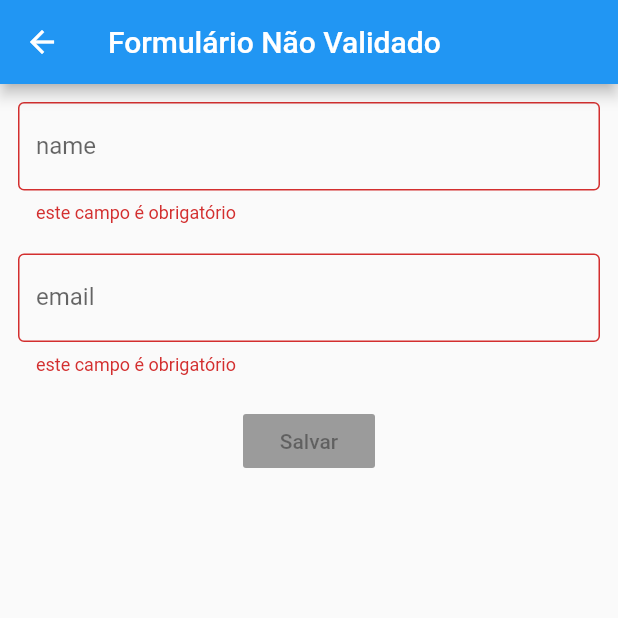
After one commit to thasciano/movie_mobx, a Flutter app: the screen it shows after launch, after a tap on "Cadastro", on a phone screen of 412 x 824 dp, the top half of it. The commit adds this screen. Run offline on Flutter 3.47's test engine with Material 2 defaults, Android fonts, the phone set to English and light mode, and no system bars; our stand-ins replace flutter_mobx, mobx; generated files the repository leaves out were written again.

Commit message:
Teste do mobX com cadastro e com provider.

```diff
--- /dev/null
+++ b/lib/formulario/body.dart
@@ -0,0 +1,62 @@
+import 'package:flutter/material.dart';
+import 'package:flutter_mobx/flutter_mobx.dart';
+import 'package:movie_mobx/formulario/cliente_controller.dart';
+import 'package:provider/provider.dart';
+
+///
+/// Created by Thasciano Carvalho on 09/01/2020.
+/// thasciano@gmail.com
+///
+class BodyWiget extends StatelessWidget {
+
+  _textField({String labelText, onChanged, String Function() errorText}) {
+    return TextField(
+      onChanged: onChanged,
+      decoration: InputDecoration(
+          border: OutlineInputBorder(),
+          labelText: labelText,
+          errorText: errorText == null ? null : errorText()),
+    );
+  }
+
+  @override
+  Widget build(BuildContext context) {
+    final controller = Provider.of<ClienteController>(context);
+
+    return Padding(
+      padding: EdgeInsets.all(12),
+      child: Column(
+        children: <Widget>[
+          Observer(
+            builder: (BuildContext context) {
+              return _textField(
+                  labelText: "name",
+                  errorText: controller.validateName,
+                  onChanged: controller.cliente.changeName);
+            },
+          ),
+          SizedBox(height: 20,),
+          Observer(
+            builder: (BuildContext context) {
+              return _textField(
+                  labelText: "email",
+                  errorText: controller.validateEmail,
+                  onChanged: controller.cliente.changeEmail);
+            },
+          ),
+          SizedBox(height: 20,),
+
+          Observer(
+            builder: (BuildContext context) {
+              return RaisedButton(
+                color: Colors.green,
+                onPressed: controller.isValid ? (){} : null,
+                child: Text("Salvar"),
+              );
+            },
+          ),
+        ],
+      ),
+    );
+  }
+}
--- /dev/null
+++ b/lib/formulario/cadastro.dart
@@ -0,0 +1,28 @@
+import 'package:flutter/material.dart';
+import 'package:flutter_mobx/flutter_mobx.dart';
+import 'package:movie_mobx/formulario/body.dart';
+import 'package:movie_mobx/formulario/cliente_controller.dart';
+import 'package:provider/provider.dart';
+
+///
+/// Created by Thasciano Carvalho on 09/01/2020.
+/// thasciano@gmail.com
+///
+class Cadastro extends StatelessWidget {
+
+  @override
+  Widget build(BuildContext context) {
+    final controller = Provider.of<ClienteController>(context);
+
+    return Scaffold(
+      appBar: AppBar(
+        title: Observer(
+          builder: (_){
+            return Text(controller.isValid ? "Formulario Validado" : "Formulário Não Validado");
+          },
+        ),
+      ),
+      body: BodyWiget(),
+    );
+  }
+}
--- /dev/null
+++ b/lib/formulario/cliente_controller.dart
@@ -0,0 +1,38 @@
+import 'package:mobx/mobx.dart';
+import 'package:movie_mobx/formulario/cliente.dart';
+part 'cliente_controller.g.dart';
+///
+/// Created by Thasciano Carvalho on 09/01/2020.
+/// thasciano@gmail.com
+///
+class ClienteController = _ClienteControllerBase with _$ClienteController;
+
+abstract class _ClienteControllerBase with Store{
+  var cliente = Cliente();
+
+  @computed
+  bool get isValid {
+    return validateName() == null && validateEmail() == null;
+  }
+
+  String validateName(){
+    if(cliente.nome==null || cliente.nome.isEmpty){
+      return "este campo é obrigatório";
+    }else if(cliente.nome.length < 3){
+      return "Seu nome precisa ter mais de 3 caracteres";
+    }
+    return null;
+  }
+
+  String validateEmail(){
+    if(cliente.email==null || cliente.email.isEmpty){
+      return "este campo é obrigatório";
+    }else if(!cliente.email.contains('@')){
+      return "e-mail invalido";
+    }
+    return null;
+  }
+
+  dispose(){}
+
+}
--- a/lib/home.dart
+++ b/lib/home.dart
@@ -1,7 +1,9 @@
 import 'package:flutter/cupertino.dart';
 import 'package:flutter/material.dart';
-import 'package:flutter_mobx/flutter_mobx.dart';
+import 'package:movie_mobx/formulario/cadastro.dart';
 import 'package:movie_mobx/controller.dart';
+import 'package:movie_mobx/login.dart';
+
 
 ///
 /// Created by Thasciano Carvalho on 08/01/2020.
@@ -19,22 +21,35 @@ class HomePage extends StatelessWidget {
         title: Text("MobX"),
       ),
       body: Center(
+        child: Container(
+          padding: EdgeInsets.all(16),
           child: Column(
             mainAxisAlignment: MainAxisAlignment.center,
             children: <Widget>[
               Text(
-              'You have pushed the button this many times:',
+                'Acesse os exemplos em mobx: ',
               ),
-            Observer(
-              builder: (BuildContext context) {
-                return Text(
-                  '${controller.counter}',
-                  style: Theme.of(context).textTheme.display1,
+              RaisedButton(
+                onPressed: (){
+                  Navigator.push(
+                    context,
+                    MaterialPageRoute(builder: (context) => Login()),
                   );
                 },
+                child: Text('Login'),
               ),
+              RaisedButton(
+                onPressed: (){
+                  Navigator.push(
+                    context,
+                    MaterialPageRoute(builder: (context) => Cadastro()),
+                  );
+                },
+                child: Text('Cadastro'),
+              )
 
             ],
+          ),
         ),
       ),
       floatingActionButton: FloatingActionButton(
@@ -47,72 +62,3 @@ class HomePage extends StatelessWidget {
     );
   }
 }
-/*
-
-class MyHomePage extends StatefulWidget {
-  MyHomePage({Key key, this.title}) : super(key: key);
-
-  // This widget is the home page of your application. It is stateful, meaning
-  // that it has a State object (defined below) that contains fields that affect
-  // how it looks.
-
-  // This class is the configuration for the state. It holds the values (in this
-  // case the title) provided by the parent (in this case the App widget) and
-  // used by the build method of the State. Fields in a Widget subclass are
-  // always marked "final".
-
-  final String title;
-
-  @override
-  _MyHomePageState createState() => _MyHomePageState();
-}
-
-class _MyHomePageState extends State<MyHomePage> {
-  int _counter = 0;
-
-  void _incrementCounter() {
-    setState(() {
-      // This call to setState tells the Flutter framework that something has
-      // changed in this State, which causes it to rerun the build method below
-      // so that the display can reflect the updated values. If we changed
-      // _counter without calling setState(), then the build method would not be
-      // called again, and so nothing would appear to happen.
-      _counter++;
-    });
-  }
-
-  @override
-  Widget build(BuildContext context) {
-    // This method is rerun every time setState is called, for instance as done
-    // by the _incrementCounter method above.
-    //
-    // The Flutter framework has been optimized to make rerunning build methods
-    // fast, so that you can just rebuild anything that needs updating rather
-    // than having to individually change instances of widgets.
-    return Scaffold(
-      appBar: AppBar(
-        title: Text(widget.title),
-      ),
-      body: Center(
-        child: Column(
-          mainAxisAlignment: MainAxisAlignment.center,
-          children: <Widget>[
-            Text(
-              'You have pushed the button this many times:',
-            ),
-            Text(
-              '$_counter',
-              style: Theme.of(context).textTheme.display1,
-            ),
-          ],
-        ),
-      ),
-      floatingActionButton: FloatingActionButton(
-        onPressed: _incrementCounter,
-        tooltip: 'Increment',
-        child: Icon(Icons.add),
-      ),
-    );
-  }
-}
-*/
--- a/lib/main.dart
+++ b/lib/main.dart
@@ -1,4 +1,7 @@
 import 'package:flutter/material.dart';
+import 'package:movie_mobx/formulario/cliente_controller.dart';
+import 'package:provider/provider.dart';
+import 'package:provider/single_child_widget.dart';
 
 import 'home.dart';
 
@@ -8,7 +11,14 @@ class MyApp extends StatelessWidget {
   // This widget is the root of your application.
   @override
   Widget build(BuildContext context) {
-    return MaterialApp(
+    return MultiProvider(
+      providers: [
+        Provider<ClienteController>(
+          create: (context) => ClienteController(),
+          dispose: (_, controller)=>controller.dispose(),
+        )
+      ],
+      child: MaterialApp(
         title: 'Flutter Demo',
         theme: ThemeData(
           // This is the theme of your application.
@@ -23,6 +33,7 @@ class MyApp extends StatelessWidget {
           primarySwatch: Colors.blue,
         ),
         home: HomePage(),
+      ),
     );
   }
 }
--- a/pubspec.yaml
+++ b/pubspec.yaml
@@ -25,6 +25,7 @@ dependencies:
   cupertino_icons: ^0.1.2
   mobx: ^0.4.0+1
   flutter_mobx: ^0.3.6
+  provider: ^4.0.1
 
 
 dev_dependencies:
```
Also changed, not shown: lib/controller.dart (+22 -2 lines), lib/formulario/cliente.dart (added, +25 -0 lines), lib/login.dart (added, +71 -0 lines), lib/controller.g.dart, lib/formulario/cliente.g.dart (added), lib/formulario/cliente_controller.g.dart (added), pubspec.lock. Lines whose indentation alone changed are shown as unchanged.
